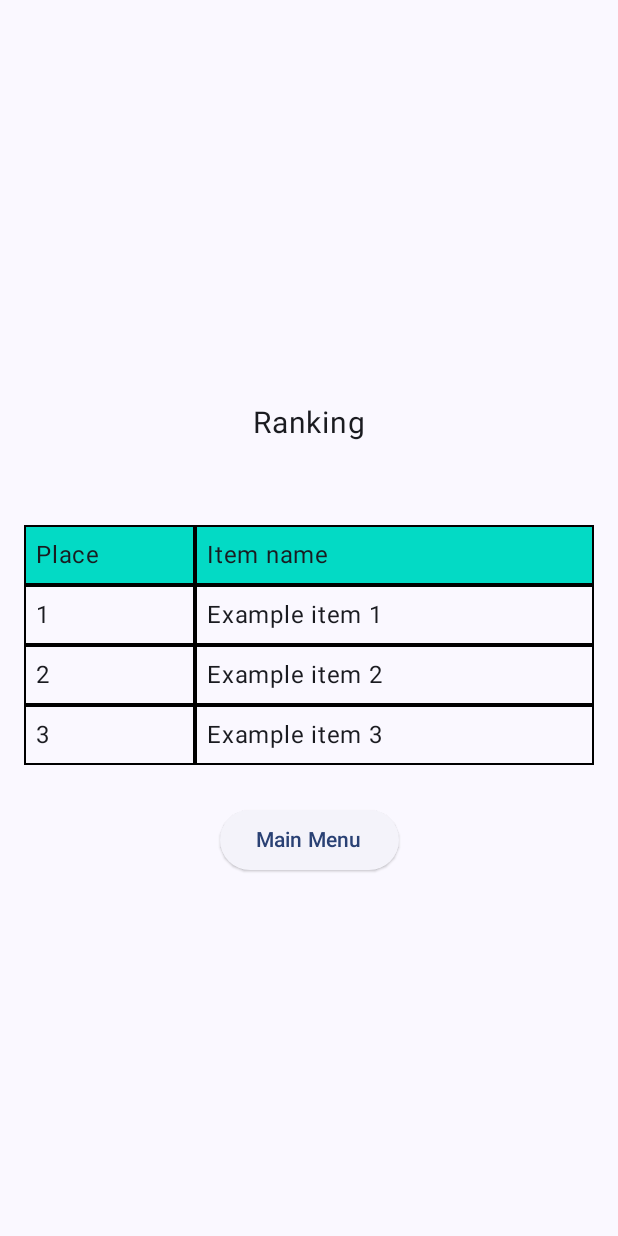
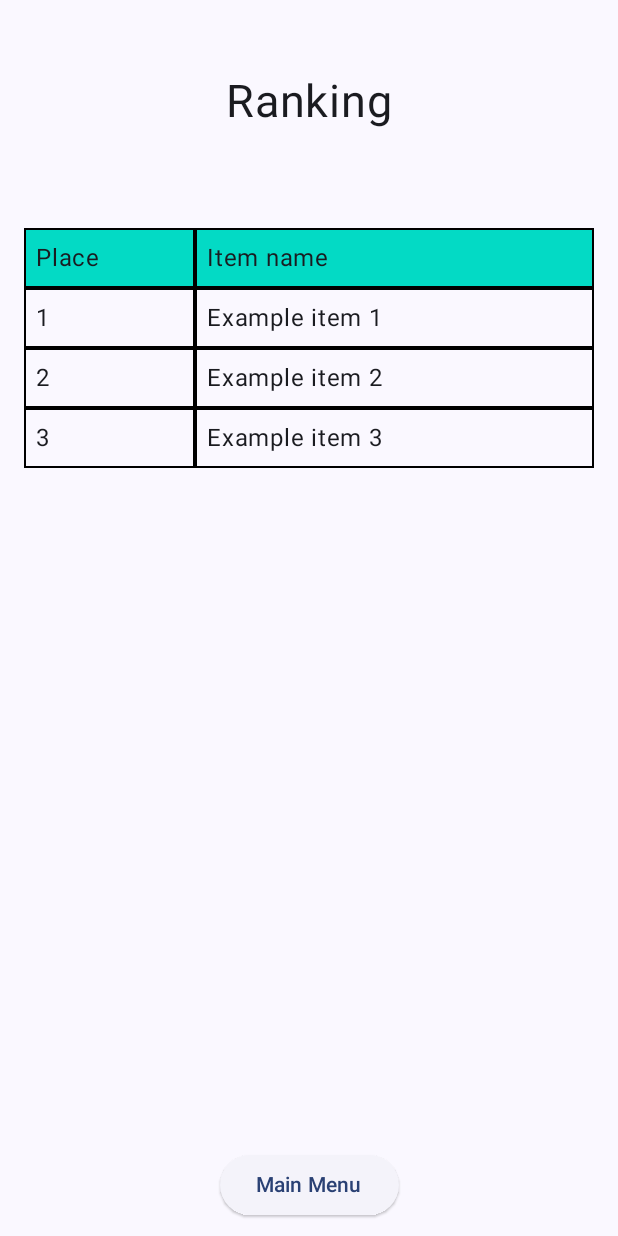
Before and after one commit to MCzech3605/MIAPD, an Android app built with Jetpack Compose: the screen it shows after launch (RankingActivity), after a tap on "Ranking", on a phone screen of 412 x 824 dp. Run offline under Robolectric (Android 15) with nearby library versions, the phone set to English and light mode, and no system bars.

Commit message:
Frontend functional

```diff
--- a/mobile-app/app/src/main/java/com/decisionmaking/MainActivity.kt
+++ b/mobile-app/app/src/main/java/com/decisionmaking/MainActivity.kt
@@ -45,16 +45,19 @@ class MainActivity : ComponentActivity() {
 @Composable
 fun MainMenu(name: String, modifier: Modifier = Modifier) {
     val mContext = LocalContext.current
+    Column(modifier = Modifier.fillMaxSize()){
+        Text(
+            text = "Welcome to $name!",
+            textAlign = TextAlign.Center,
+            fontSize = headerSize,
+            modifier = modifier.padding(headerPadding)
+        )
         Column(
             horizontalAlignment = Alignment.CenterHorizontally,
             verticalArrangement = Arrangement.Center,
-        modifier = Modifier.padding(10.dp)
+            modifier = Modifier.padding(10.dp).fillMaxSize()
         ) {
-        Text(
-            text = "Welcome to $name!",
-            textAlign = TextAlign.Center,
-            modifier = modifier.padding(100.dp)
-        )
+
             ElevatedButton(
                 onClick = {
                     val intent = Intent(mContext, FacilitatorActivity::class.java)
@@ -84,6 +87,7 @@ fun MainMenu(name: String, modifier: Modifier = Modifier) {
                 Text(text = "Ranking")
             }
         }
+    }
 
 }
 
--- a/mobile-app/app/src/main/java/com/decisionmaking/RankingActivity.kt
+++ b/mobile-app/app/src/main/java/com/decisionmaking/RankingActivity.kt
@@ -25,7 +25,6 @@ import androidx.compose.ui.graphics.Color
 import androidx.compose.ui.platform.LocalContext
 import androidx.compose.ui.tooling.preview.Preview
 import androidx.compose.ui.unit.dp
-import androidx.compose.ui.unit.sp
 import com.decisionmaking.ui.theme.DecisionMakingTheme
 import com.decisionmaking.ui.theme.Teal200
 
@@ -49,19 +48,23 @@ class RankingActivity : ComponentActivity() {
 @Composable
 fun Ranking(items: Array<String>) {
     val mContext = LocalContext.current
-    Column(
-        verticalArrangement = Arrangement.Center,
-        horizontalAlignment = Alignment.CenterHorizontally
-    ) {
+    Column(horizontalAlignment = Alignment.CenterHorizontally,
+        modifier = Modifier.fillMaxSize()){
         Text(
             text = "Ranking",
-            fontSize = 20.sp,
-            modifier = Modifier.padding(40.dp)
+            fontSize = headerSize,
+            modifier = Modifier.padding(headerPadding)
         )
         if (items.isNotEmpty())
             TableScreen(items)
         else
             Text(text = "Ranking is currently empty")
+        Column(
+            verticalArrangement = Arrangement.Bottom,
+            horizontalAlignment = Alignment.CenterHorizontally,
+            modifier = Modifier.fillMaxSize()
+        ) {
+
             ElevatedButton(
                 onClick = {
                     mContext.getActivity()?.finish()
@@ -71,6 +74,8 @@ fun Ranking(items: Array<String>) {
                 Text(text = "Main Menu")
             }
         }
+    }
+
 }
 
 @Composable
@@ -89,8 +94,7 @@ fun RowScope.TableCell(
 
 @Composable
 fun TableScreen(items: Array<String>) {
-    // Just a fake data... a Pair of Int and String
-    val tableData = (1..items.size).mapIndexed { index, item ->
+    val tableData = (1..items.size).mapIndexed { index, _ ->
         index to items[index]
     }
     // Each cell of a column must have the same weight.
--- a/mobile-app/app/src/main/java/com/decisionmaking/ServerAndConsts.kt
+++ b/mobile-app/app/src/main/java/com/decisionmaking/ServerAndConsts.kt
@@ -1,6 +1,8 @@
 package com.decisionmaking
 
 import android.net.Uri
+import androidx.compose.ui.unit.dp
+import androidx.compose.ui.unit.sp
 
 
 var items: Array<String> = arrayOf()
@@ -18,6 +20,9 @@ var alternatives2: Array<String> = arrayOf("1.Example alt2 ", "2.Example alt 2")
 
 var rankingArray: Array<String> = arrayOf("Example item 1", "Example item 2", "Example item 3")
 
+val headerSize = 30.sp
+val headerPadding = 50.dp
+
 
 fun getItemsAndAttributes() {
     // TODO get items and attributes from server
@@ -32,7 +37,7 @@ fun pushAnswers() {
     resetAnswers()
 }
 
-fun resetAnswers(){
+fun resetAnswers() {
     answers = arrayOf()
 }
 
```
Also changed, not shown: mobile-app/app/src/main/java/com/decisionmaking/FacilitatorActivity.kt (+13 -6 lines). Lines whose indentation alone changed are shown as unchanged.
